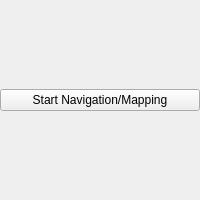
Above: resources/gui_plugin.ui from zwilling/4-wheeled-ros-robot before the change. Below: the same form after it.
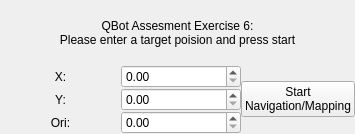
That is the form after the change.

Commit message:
gui: created ui for navigation target
Built with QtDesigner

The edit to the form file:
```diff
--- a/resources/gui_plugin.ui
+++ b/resources/gui_plugin.ui
@@ -6,8 +6,8 @@
    <rect>
     <x>0</x>
     <y>0</y>
-    <width>200</width>
-    <height>200</height>
+    <width>355</width>
+    <height>134</height>
    </rect>
   </property>
   <property name="windowTitle">
@@ -21,20 +21,94 @@
     <number>0</number>
    </property>
    <item>
-    <layout class="QHBoxLayout" name="horizontalLayout">
+    <layout class="QVBoxLayout" name="verticalLayout_4">
      <item>
-      <widget class="QPushButton" name="start">
+      <widget class="QLabel" name="label_desc">
        <property name="text">
-        <string>Start Navigation/Mapping</string>
+        <string>QBot Assesment Exercise 6:
+Please enter a target poision and press start</string>
        </property>
-       <property name="iconSize">
-        <size>
-         <width>16</width>
-         <height>16</height>
-        </size>
+       <property name="textFormat">
+        <enum>Qt::AutoText</enum>
+       </property>
+       <property name="alignment">
+        <set>Qt::AlignCenter</set>
        </property>
       </widget>
      </item>
+     <item>
+      <layout class="QHBoxLayout" name="horizontalLayout">
+       <item>
+        <layout class="QVBoxLayout" name="verticalLayout_5">
+         <item>
+          <layout class="QHBoxLayout" name="horizontalLayout_4">
+           <item>
+            <widget class="QLabel" name="label_x">
+             <property name="text">
+              <string>X:</string>
+             </property>
+             <property name="alignment">
+              <set>Qt::AlignCenter</set>
+             </property>
+            </widget>
+           </item>
+           <item>
+            <widget class="QDoubleSpinBox" name="doubleSpinBox_x"/>
+           </item>
+          </layout>
+         </item>
+         <item>
+          <layout class="QHBoxLayout" name="horizontalLayout_2">
+           <item>
+            <widget class="QLabel" name="label_y">
+             <property name="text">
+              <string>Y:</string>
+             </property>
+             <property name="alignment">
+              <set>Qt::AlignCenter</set>
+             </property>
+            </widget>
+           </item>
+           <item>
+            <widget class="QDoubleSpinBox" name="doubleSpinBox_y"/>
+           </item>
+          </layout>
+         </item>
+         <item>
+          <layout class="QHBoxLayout" name="horizontalLayout_3">
+           <item>
+            <widget class="QLabel" name="label_ori">
+             <property name="text">
+              <string>Ori:</string>
+             </property>
+             <property name="alignment">
+              <set>Qt::AlignCenter</set>
+             </property>
+            </widget>
+           </item>
+           <item>
+            <widget class="QDoubleSpinBox" name="doubleSpinBox_ori"/>
+           </item>
+          </layout>
+         </item>
+        </layout>
+       </item>
+       <item>
+        <widget class="QPushButton" name="start_button">
+         <property name="sizePolicy">
+          <sizepolicy hsizetype="Fixed" vsizetype="Fixed">
+           <horstretch>0</horstretch>
+           <verstretch>0</verstretch>
+          </sizepolicy>
+         </property>
+         <property name="text">
+          <string>Start
+Navigation/Mapping</string>
+         </property>
+        </widget>
+       </item>
+      </layout>
+     </item>
     </layout>
    </item>
   </layout>
```
Left out of the diff: 13 changed lines with no effect on the pictures.
